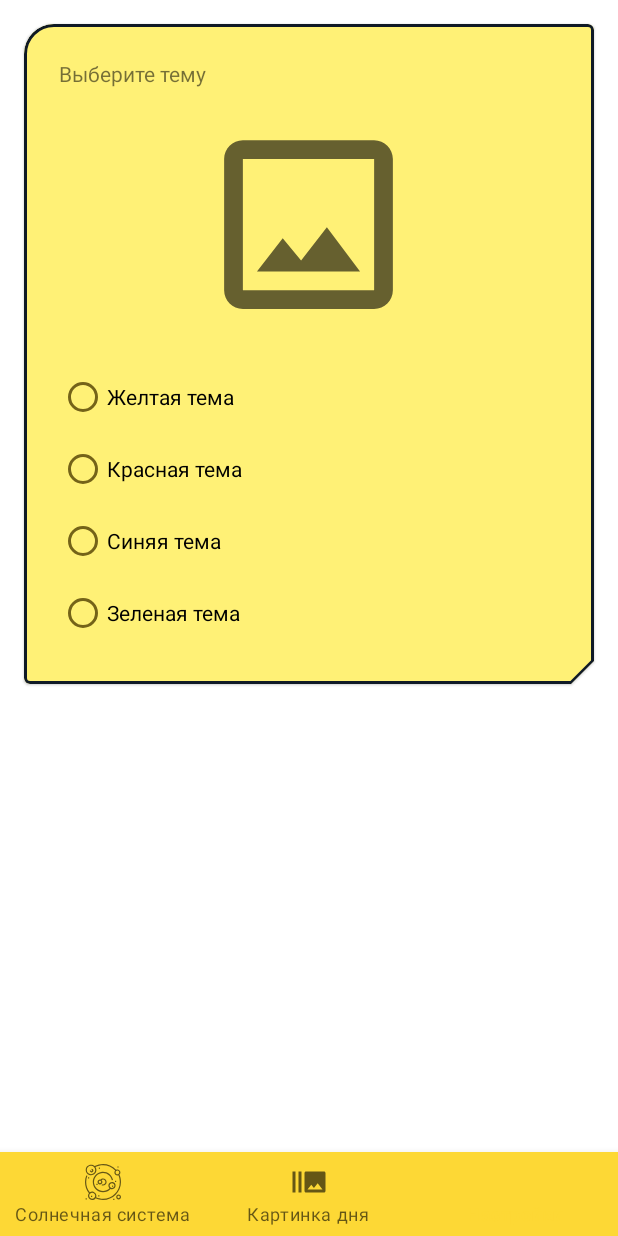
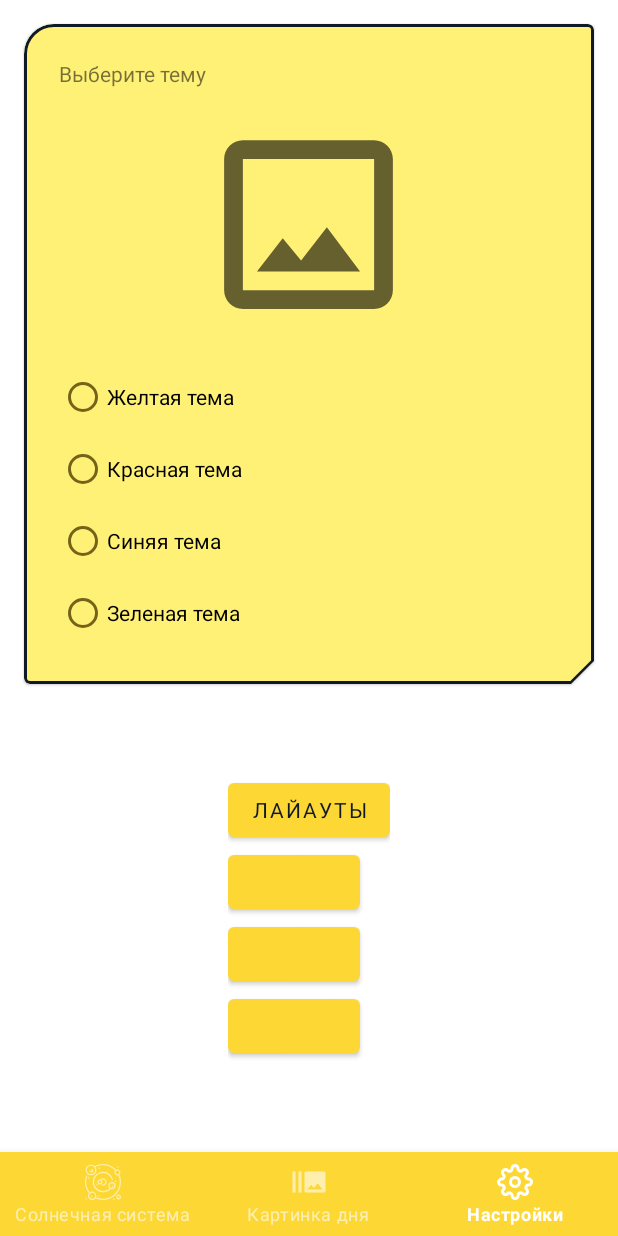
Before and after one commit to TheFear36/NASADesign, an Android app: the screen it shows after launch (MainActivity), item 3 of the bottom bar chosen, on a phone screen of 412 x 824 dp. Run offline under Robolectric (Android 15) with nearby library versions, the phone set to English and light mode, and no system bars; pictures from the network do not load; Roboto replaces fonts that are not available here; 1 statement that could not run was skipped.

Commit message:
Добавил примитивный переходник для тестов домашнего задания и первый layout

```diff
--- a/app/src/main/java/com/thefear/nasadesign/ui/screens/SettingsFragment.kt
+++ b/app/src/main/java/com/thefear/nasadesign/ui/screens/SettingsFragment.kt
@@ -9,6 +9,7 @@ import androidx.appcompat.app.AppCompatActivity
 import androidx.fragment.app.Fragment
 import com.thefear.nasadesign.*
 import com.thefear.nasadesign.databinding.FragmentSettingsBinding
+import com.thefear.nasadesign.ui.screens.testsreens.LayoutsFragment
 
 class SettingsFragment : Fragment() {
 
@@ -36,16 +37,8 @@ class SettingsFragment : Fragment() {
 
     override fun onViewCreated(view: View, savedInstanceState: Bundle?) = with(binding) {
         super.onViewCreated(view, savedInstanceState)
-        yellowTheme.setOnClickListener { onRadioButtonClick(yellowTheme) }
-        redTheme.setOnClickListener { onRadioButtonClick(redTheme) }
-        blueTheme.setOnClickListener { onRadioButtonClick(blueTheme) }
-        greenTheme.setOnClickListener { onRadioButtonClick(greenTheme) }
-        when (getCurrentTheme()) {
-            1 -> radioGroup.check(R.id.yellowTheme)
-            2 -> radioGroup.check(R.id.redTheme)
-            3 -> radioGroup.check(R.id.blueTheme)
-            4 -> radioGroup.check(R.id.greenTheme)
-        }
+        setSOKL()
+
     }
 
     private fun onRadioButtonClick(v: View) {
@@ -75,6 +68,20 @@ class SettingsFragment : Fragment() {
         _binding = null
     }
 
+    private fun setSOKL() = with(binding) {
+        yellowTheme.setOnClickListener { onRadioButtonClick(yellowTheme) }
+        redTheme.setOnClickListener { onRadioButtonClick(redTheme) }
+        blueTheme.setOnClickListener { onRadioButtonClick(blueTheme) }
+        greenTheme.setOnClickListener { onRadioButtonClick(greenTheme) }
+        when (getCurrentTheme()) {
+            1 -> radioGroup.check(R.id.yellowTheme)
+            2 -> radioGroup.check(R.id.redTheme)
+            3 -> radioGroup.check(R.id.blueTheme)
+            4 -> radioGroup.check(R.id.greenTheme)
+        }
+        relocateToLayoutFragmentButton.setOnClickListener { openFragment(LayoutsFragment.newInstance())}
+    }
+
     private fun updateTheme() {
         requireActivity().supportFragmentManager
             .beginTransaction()
@@ -96,6 +103,13 @@ class SettingsFragment : Fragment() {
         return sharedPreferences.getInt(KEY_CURRENT_THEME, -1)
     }
 
+    private fun openFragment(fragment: Fragment) {
+        requireActivity().supportFragmentManager.beginTransaction()
+            .replace(R.id.container, fragment)
+            .addToBackStack(null)
+            .commit()
+    }
+
     companion object {
         fun newInstance() = SettingsFragment()
     }
--- a/app/src/main/res/layout/fragment_settings.xml
+++ b/app/src/main/res/layout/fragment_settings.xml
@@ -6,6 +6,7 @@
     android:orientation="vertical">
 
     <com.google.android.material.card.MaterialCardView
+        android:id="@+id/materialCardView"
         android:layout_width="match_parent"
         android:layout_height="wrap_content"
         android:layout_margin="@dimen/default_padding"
@@ -28,9 +29,9 @@
             <ImageView
                 android:layout_width="150dp"
                 android:layout_height="150dp"
+                android:layout_gravity="center"
                 android:contentDescription="@string/settings"
-                android:src="@drawable/ic_theme"
-                android:layout_gravity="center"/>
+                android:src="@drawable/ic_theme" />
 
             <RadioGroup
                 android:id="@+id/radioGroup"
@@ -69,6 +70,37 @@
 
     </com.google.android.material.card.MaterialCardView>
 
+    <androidx.appcompat.widget.LinearLayoutCompat
+        android:layout_width="wrap_content"
+        android:layout_height="wrap_content"
+        app:layout_constraintBottom_toBottomOf="parent"
+        app:layout_constraintEnd_toEndOf="parent"
+        app:layout_constraintStart_toStartOf="parent"
+        android:orientation="vertical"
+        app:layout_constraintTop_toBottomOf="@+id/materialCardView">
+
+        <com.google.android.material.button.MaterialButton
+            android:id="@+id/relocateToLayoutFragmentButton"
+            android:text="@string/layouts"
+            android:textColor="@color/dark_blue"
+            android:layout_width="wrap_content"
+            android:layout_height="wrap_content" />
+
+        <com.google.android.material.button.MaterialButton
+            android:id="@+id/relocateToMotionLayoutFragmentButton"
+            android:layout_width="wrap_content"
+            android:layout_height="wrap_content" />
+
+        <com.google.android.material.button.MaterialButton
+            android:layout_width="wrap_content"
+            android:layout_height="wrap_content" />
+
+        <com.google.android.material.button.MaterialButton
+            android:layout_width="wrap_content"
+            android:layout_height="wrap_content" />
+
+    </androidx.appcompat.widget.LinearLayoutCompat>
+
 
 
 
--- a/app/src/main/res/values/strings.xml
+++ b/app/src/main/res/values/strings.xml
@@ -21,4 +21,5 @@
     <string name="sun_system">Солнечная система</string>
     <string name="picture_of_the_day">Картинка дня</string>
     <string name="picture_from_NASA">Картинка с НАСА</string>
+    <string name="layouts">Лайауты</string>
 </resources>
--- a/app/src/main/res/values/style.xml
+++ b/app/src/main/res/values/style.xml
@@ -43,7 +43,7 @@
         <item name="android:background">@android:color/transparent</item>
     </style>
 
-    <style name="myBottomNavigationStyle" parent="Widget.MaterialComponents.BottomNavigationView">
+    <style name="myBottomNavigationStyle" parent="Widget.MaterialComponents.BottomNavigationView.Colored">
         <item name="backgroundTint">?myColor_600</item>
     </style>
 
```
Also changed, not shown: app/src/main/java/com/thefear/nasadesign/ui/screens/testsreens/LayoutsFragment.kt (added, +33 -0 lines), app/src/main/res/layout/fragment_layouts.xml (added, +16 -0 lines).
